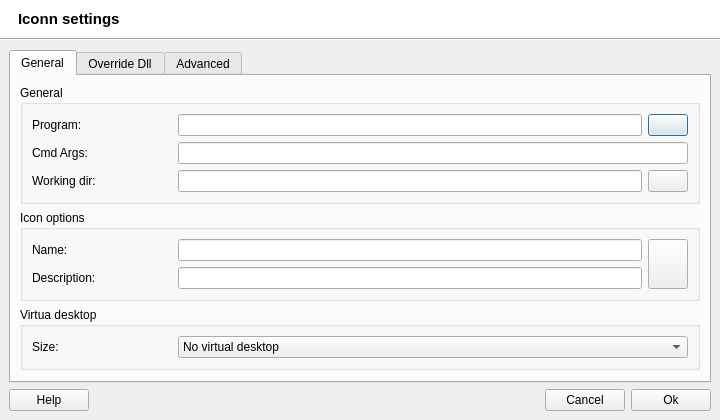
Above: src/uis/IconSettings.ui from brezerk/q4wine before the change. Below: the same form after it.
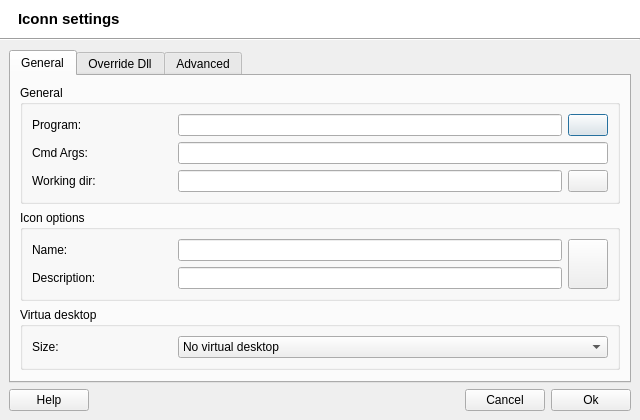
That is the form after the change. Icons and pictures are not drawn.

The edit to the form file:
```diff
--- a/src/uis/IconSettings.ui
+++ b/src/uis/IconSettings.ui
@@ -9,8 +9,8 @@
    <rect>
     <x>0</x>
     <y>0</y>
-    <width>720</width>
-    <height>408</height>
+    <width>640</width>
+    <height>420</height>
    </rect>
   </property>
   <property name="windowTitle">
@@ -542,14 +542,14 @@
            </widget>
           </item>
           <item>
-           <spacer>
+           <spacer name="verticalSpacer">
             <property name="orientation">
              <enum>Qt::Vertical</enum>
             </property>
             <property name="sizeHint" stdset="0">
              <size>
-              <width>680</width>
-              <height>26</height>
+              <width>20</width>
+              <height>11</height>
              </size>
             </property>
            </spacer>
```
